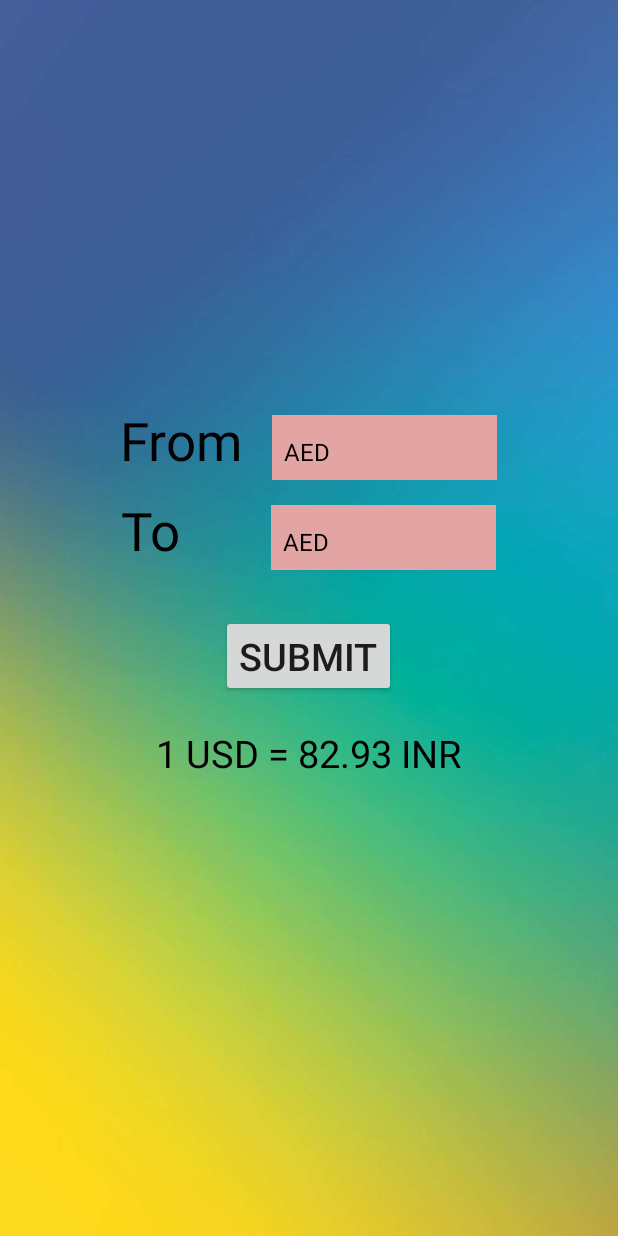
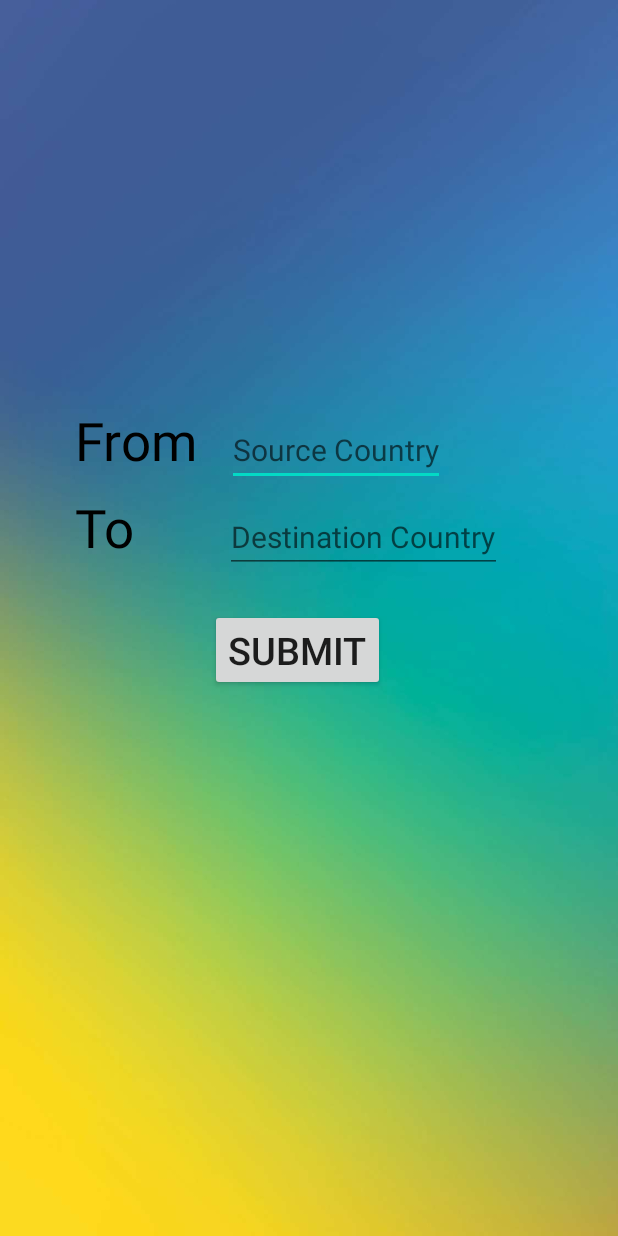
Before and after one commit to Sparsh0511/Currency_Converter, an Android app: the screen it shows after launch (MainActivity), on a phone screen of 412 x 824 dp. Run offline under Robolectric (Android 15) with nearby library versions, the phone set to English and light mode, and no system bars; libraries missing offline, so code that uses them is left out: com.androidnetworking, com.androidnetworking.common, com.androidnetworking.error, com.androidnetworking.interfaces; 1 statement that could not run was skipped.

Commit message:
Second Built. User doesn't need to know the currency code of every country. User can type the name of the country and the application will pick the currency code itself.

```diff
--- a/app/src/main/java/com/example/currencyconverter/MainActivity.java
+++ b/app/src/main/java/com/example/currencyconverter/MainActivity.java
@@ -4,10 +4,13 @@ import androidx.appcompat.app.AppCompatActivity;
 
 import android.annotation.SuppressLint;
 import android.os.Bundle;
+import android.util.Log;
 import android.widget.ArrayAdapter;
+import android.widget.AutoCompleteTextView;
 import android.widget.Button;
 import android.widget.Spinner;
 import android.widget.TextView;
+import android.widget.Toast;
 
 import com.androidnetworking.AndroidNetworking;
 import com.androidnetworking.common.Priority;
@@ -18,13 +21,18 @@ import org.json.JSONException;
 import org.json.JSONObject;
 
 import java.util.ArrayList;
+import java.util.Currency;
+import java.util.Locale;
+import java.util.concurrent.atomic.AtomicReference;
 
 public class MainActivity extends AppCompatActivity {
 
     Spinner fromSpinner, toSpinner;
     TextView resultTextView;
     Button submit;
+    AutoCompleteTextView fromTextView, toTextView;
     ArrayList<String> currencyIds = new ArrayList<>();
+    ArrayList<String> countryName = new ArrayList<>();
 
     @Override
     protected void onCreate(Bundle savedInstanceState) {
@@ -35,19 +43,41 @@ public class MainActivity extends AppCompatActivity {
         toSpinner = findViewById(R.id.toSpinner);
         resultTextView = findViewById(R.id.resultTextView);
         submit = findViewById(R.id.submitBtn);
+        fromTextView = findViewById(R.id.fromTextView);
+        toTextView = findViewById(R.id.toTextView);
 
 
         addToCurrencyIds();
-        ArrayAdapter<String> currencyIdsAdapter = new ArrayAdapter<>(this, android.R.layout.simple_spinner_dropdown_item , currencyIds);
-        fromSpinner.setAdapter(currencyIdsAdapter);
-        toSpinner.setAdapter(currencyIdsAdapter);
+        ArrayAdapter<String> countryNameAdapter = new ArrayAdapter<>(this, android.R.layout.simple_spinner_dropdown_item , countryName);
+
+        fromTextView.setAdapter(countryNameAdapter);
+        fromTextView.setThreshold(3);
+        toTextView.setAdapter(countryNameAdapter);
+        toTextView.setThreshold(3);
 
         AndroidNetworking.initialize(this);
 
+        AtomicReference<String> fromCountry = new AtomicReference<>();
+        AtomicReference<String>  toCountry = new AtomicReference<>();
+
+        fromTextView.setOnItemClickListener((parent, view, position, id) -> {
+             String selectedItem = (String) parent.getItemAtPosition(position);
+             fromCountry.set(selectedItem);
+        });
+
+        toTextView.setOnItemClickListener((parent, view, position, id) -> {
+            String selectedItem = (String) parent.getItemAtPosition(position);
+            toCountry.set(selectedItem);
+        });
+
 
         submit.setOnClickListener(view -> {
-            String from = fromSpinner.getSelectedItem().toString();
-            String to = toSpinner.getSelectedItem().toString();
+
+            int fromIdx = countryName.indexOf(fromCountry.toString());
+            int toIdx = countryName.indexOf(toCountry.toString());
+            String from = currencyIds.get(fromIdx);
+            String to = currencyIds.get(toIdx);
+
             String URL = new String("https://api.exchangerate.host/convert?from=" + from + "&to=" + to);
             AndroidNetworking.get(URL)
                     .setPriority(Priority.HIGH)
@@ -75,176 +105,204 @@ public class MainActivity extends AppCompatActivity {
         });
     }
 
+//    private void addToCurrencyIds() {
+//        currencyIds.add("AED");
+//        currencyIds.add("AFN");
+//        currencyIds.add("ALL");
+//        currencyIds.add("AMD");
+//        currencyIds.add("ANG");
+//        currencyIds.add("AOA");
+//        currencyIds.add("ARS");
+//        currencyIds.add("AUD");
+//        currencyIds.add("AWG");
+//        currencyIds.add("AZN");
+//        currencyIds.add("BAM");
+//        currencyIds.add("BBD");
+//        currencyIds.add("BDT");
+//        currencyIds.add("BGN");
+//        currencyIds.add("BHD");
+//        currencyIds.add("BIF");
+//        currencyIds.add("BMD");
+//        currencyIds.add("BND");
+//        currencyIds.add("BOB");
+//        currencyIds.add("BRL");
+//        currencyIds.add("BSD");
+//        currencyIds.add("BTC");
+//        currencyIds.add("BTN");
+//        currencyIds.add("BWP");
+//        currencyIds.add("BYN");
+//        currencyIds.add("BZD");
+//        currencyIds.add("CAD");
+//        currencyIds.add("CDF");
+//        currencyIds.add("CHF");
+//        currencyIds.add("CLF");
+//        currencyIds.add("CLP");
+//        currencyIds.add("CNH");
+//        currencyIds.add("CNY");
+//        currencyIds.add("COP");
+//        currencyIds.add("CRC");
+//        currencyIds.add("CUC");
+//        currencyIds.add("CUP");
+//        currencyIds.add("CVE");
+//        currencyIds.add("CZK");
+//        currencyIds.add("DJF");
+//        currencyIds.add("DKK");
+//        currencyIds.add("DOP");
+//        currencyIds.add("DZD");
+//        currencyIds.add("EGP");
+//        currencyIds.add("ERN");
+//        currencyIds.add("ETB");
+//        currencyIds.add("EUR");
+//        currencyIds.add("FJD");
+//        currencyIds.add("FKP");
+//        currencyIds.add("GBP");
+//        currencyIds.add("GEL");
+//        currencyIds.add("GGP");
+//        currencyIds.add("GHS");
+//        currencyIds.add("GIP");
+//        currencyIds.add("GMD");
+//        currencyIds.add("GNF");
+//        currencyIds.add("GTQ");
+//        currencyIds.add("GYD");
+//        currencyIds.add("HKD");
+//        currencyIds.add("HNL");
+//        currencyIds.add("HRK");
+//        currencyIds.add("HTG");
+//        currencyIds.add("HUF");
+//        currencyIds.add("IDR");
+//        currencyIds.add("ILS");
+//        currencyIds.add("IMP");
+//        currencyIds.add("INR");
+//        currencyIds.add("IQD");
+//        currencyIds.add("IRR");
+//        currencyIds.add("ISK");
+//        currencyIds.add("JEP");
+//        currencyIds.add("JMD");
+//        currencyIds.add("JOD");
+//        currencyIds.add("JPY");
+//        currencyIds.add("KES");
+//        currencyIds.add("KGS");
+//        currencyIds.add("KHR");
+//        currencyIds.add("KMF");
+//        currencyIds.add("KPW");
+//        currencyIds.add("KRW");
+//        currencyIds.add("KWD");
+//        currencyIds.add("KYD");
+//        currencyIds.add("KZT");
+//        currencyIds.add("LAK");
+//        currencyIds.add("LBP");
+//        currencyIds.add("LKR");
+//        currencyIds.add("LRD");
+//        currencyIds.add("LSL");
+//        currencyIds.add("LYD");
+//        currencyIds.add("MAD");
+//        currencyIds.add("MDL");
+//        currencyIds.add("MGA");
+//        currencyIds.add("MKD");
+//        currencyIds.add("MMK");
+//        currencyIds.add("MNT");
+//        currencyIds.add("MOP");
+//        currencyIds.add("MRU");
+//        currencyIds.add("MUR");
+//        currencyIds.add("MVR");
+//        currencyIds.add("MWK");
+//        currencyIds.add("MXN");
+//        currencyIds.add("MYR");
+//        currencyIds.add("MZN");
+//        currencyIds.add("NAD");
+//        currencyIds.add("NGN");
+//        currencyIds.add("NIO");
+//        currencyIds.add("NOK");
+//        currencyIds.add("NPR");
+//        currencyIds.add("NZD");
+//        currencyIds.add("OMR");
+//        currencyIds.add("PAB");
+//        currencyIds.add("PEN");
+//        currencyIds.add("PGK");
+//        currencyIds.add("PHP");
+//        currencyIds.add("PKR");
+//        currencyIds.add("PLN");
+//        currencyIds.add("PYG");
+//        currencyIds.add("QAR");
+//        currencyIds.add("RON");
+//        currencyIds.add("RSD");
+//        currencyIds.add("RUB");
+//        currencyIds.add("RWF");
+//        currencyIds.add("SAR");
+//        currencyIds.add("SBD");
+//        currencyIds.add("SCR");
+//        currencyIds.add("SDG");
+//        currencyIds.add("SEK");
+//        currencyIds.add("SGD");
+//        currencyIds.add("SHP");
+//        currencyIds.add("SLL");
+//        currencyIds.add("SOS");
+//        currencyIds.add("SRD");
+//        currencyIds.add("SSP");
+//        currencyIds.add("STD");
+//        currencyIds.add("STN");
+//        currencyIds.add("SVC");
+//        currencyIds.add("SYP");
+//        currencyIds.add("SZL");
+//        currencyIds.add("THB");
+//        currencyIds.add("TJS");
+//        currencyIds.add("TMT");
+//        currencyIds.add("TND");
+//        currencyIds.add("TOP");
+//        currencyIds.add("TRY");
+//        currencyIds.add("TTD");
+//        currencyIds.add("TWD");
+//        currencyIds.add("TZS");
+//        currencyIds.add("UAH");
+//        currencyIds.add("UGX");
+//        currencyIds.add("USD");
+//        currencyIds.add("UYU");
+//        currencyIds.add("UZS");
+//        currencyIds.add("VES");
+//        currencyIds.add("VND");
+//        currencyIds.add("VUV");
+//        currencyIds.add("WST");
+//        currencyIds.add("XAF");
+//        currencyIds.add("XAG");
+//        currencyIds.add("XAU");
+//        currencyIds.add("XCD");
+//        currencyIds.add("XDR");
+//        currencyIds.add("XOF");
+//        currencyIds.add("XPD");
+//        currencyIds.add("XPF");
+//        currencyIds.add("XPT");
+//        currencyIds.add("YER");
+//        currencyIds.add("ZAR");
+//        currencyIds.add("ZMW");
+//        currencyIds.add("ZWL");
+//
+//    }
+
     private void addToCurrencyIds() {
-        currencyIds.add("AED");
-        currencyIds.add("AFN");
-        currencyIds.add("ALL");
-        currencyIds.add("AMD");
-        currencyIds.add("ANG");
-        currencyIds.add("AOA");
-        currencyIds.add("ARS");
-        currencyIds.add("AUD");
-        currencyIds.add("AWG");
-        currencyIds.add("AZN");
-        currencyIds.add("BAM");
-        currencyIds.add("BBD");
-        currencyIds.add("BDT");
-        currencyIds.add("BGN");
-        currencyIds.add("BHD");
-        currencyIds.add("BIF");
-        currencyIds.add("BMD");
-        currencyIds.add("BND");
-        currencyIds.add("BOB");
-        currencyIds.add("BRL");
-        currencyIds.add("BSD");
-        currencyIds.add("BTC");
-        currencyIds.add("BTN");
-        currencyIds.add("BWP");
-        currencyIds.add("BYN");
-        currencyIds.add("BZD");
-        currencyIds.add("CAD");
-        currencyIds.add("CDF");
-        currencyIds.add("CHF");
-        currencyIds.add("CLF");
-        currencyIds.add("CLP");
-        currencyIds.add("CNH");
-        currencyIds.add("CNY");
-        currencyIds.add("COP");
-        currencyIds.add("CRC");
-        currencyIds.add("CUC");
-        currencyIds.add("CUP");
-        currencyIds.add("CVE");
-        currencyIds.add("CZK");
-        currencyIds.add("DJF");
-        currencyIds.add("DKK");
-        currencyIds.add("DOP");
-        currencyIds.add("DZD");
-        currencyIds.add("EGP");
-        currencyIds.add("ERN");
-        currencyIds.add("ETB");
-        currencyIds.add("EUR");
-        currencyIds.add("FJD");
-        currencyIds.add("FKP");
-        currencyIds.add("GBP");
-        currencyIds.add("GEL");
-        currencyIds.add("GGP");
-        currencyIds.add("GHS");
-        currencyIds.add("GIP");
-        currencyIds.add("GMD");
-        currencyIds.add("GNF");
-        currencyIds.add("GTQ");
-        currencyIds.add("GYD");
-        currencyIds.add("HKD");
-        currencyIds.add("HNL");
-        currencyIds.add("HRK");
-        currencyIds.add("HTG");
-        currencyIds.add("HUF");
-        currencyIds.add("IDR");
-        currencyIds.add("ILS");
-        currencyIds.add("IMP");
-        currencyIds.add("INR");
-        currencyIds.add("IQD");
-        currencyIds.add("IRR");
-        currencyIds.add("ISK");
-        currencyIds.add("JEP");
-        currencyIds.add("JMD");
-        currencyIds.add("JOD");
-        currencyIds.add("JPY");
-        currencyIds.add("KES");
-        currencyIds.add("KGS");
-        currencyIds.add("KHR");
-        currencyIds.add("KMF");
-        currencyIds.add("KPW");
-        currencyIds.add("KRW");
-        currencyIds.add("KWD");
-        currencyIds.add("KYD");
-        currencyIds.add("KZT");
-        currencyIds.add("LAK");
-        currencyIds.add("LBP");
-        currencyIds.add("LKR");
-        currencyIds.add("LRD");
-        currencyIds.add("LSL");
-        currencyIds.add("LYD");
-        currencyIds.add("MAD");
-        currencyIds.add("MDL");
-        currencyIds.add("MGA");
-        currencyIds.add("MKD");
-        currencyIds.add("MMK");
-        currencyIds.add("MNT");
-        currencyIds.add("MOP");
-        currencyIds.add("MRU");
-        currencyIds.add("MUR");
-        currencyIds.add("MVR");
-        currencyIds.add("MWK");
-        currencyIds.add("MXN");
-        currencyIds.add("MYR");
-        currencyIds.add("MZN");
-        currencyIds.add("NAD");
-        currencyIds.add("NGN");
-        currencyIds.add("NIO");
-        currencyIds.add("NOK");
-        currencyIds.add("NPR");
-        currencyIds.add("NZD");
-        currencyIds.add("OMR");
-        currencyIds.add("PAB");
-        currencyIds.add("PEN");
-        currencyIds.add("PGK");
-        currencyIds.add("PHP");
-        currencyIds.add("PKR");
-        currencyIds.add("PLN");
-        currencyIds.add("PYG");
-        currencyIds.add("QAR");
-        currencyIds.add("RON");
-        currencyIds.add("RSD");
-        currencyIds.add("RUB");
-        currencyIds.add("RWF");
-        currencyIds.add("SAR");
-        currencyIds.add("SBD");
-        currencyIds.add("SCR");
-        currencyIds.add("SDG");
-        currencyIds.add("SEK");
-        currencyIds.add("SGD");
-        currencyIds.add("SHP");
-        currencyIds.add("SLL");
-        currencyIds.add("SOS");
-        currencyIds.add("SRD");
-        currencyIds.add("SSP");
-        currencyIds.add("STD");
-        currencyIds.add("STN");
-        currencyIds.add("SVC");
-        currencyIds.add("SYP");
-        currencyIds.add("SZL");
-        currencyIds.add("THB");
-        currencyIds.add("TJS");
-        currencyIds.add("TMT");
-        currencyIds.add("TND");
-        currencyIds.add("TOP");
-        currencyIds.add("TRY");
-        currencyIds.add("TTD");
-        currencyIds.add("TWD");
-        currencyIds.add("TZS");
-        currencyIds.add("UAH");
-        currencyIds.add("UGX");
-        currencyIds.add("USD");
-        currencyIds.add("UYU");
-        currencyIds.add("UZS");
-        currencyIds.add("VES");
-        currencyIds.add("VND");
-        currencyIds.add("VUV");
-        currencyIds.add("WST");
-        currencyIds.add("XAF");
-        currencyIds.add("XAG");
-        currencyIds.add("XAU");
-        currencyIds.add("XCD");
-        currencyIds.add("XDR");
-        currencyIds.add("XOF");
-        currencyIds.add("XPD");
-        currencyIds.add("XPF");
-        currencyIds.add("XPT");
-        currencyIds.add("YER");
-        currencyIds.add("ZAR");
-        currencyIds.add("ZMW");
-        currencyIds.add("ZWL");
+        Locale[] locales = Locale.getAvailableLocales();
+
+        // Iterate over each locale and print the country name and currency code
+        for (Locale locale : locales) {
+            String country = locale.getDisplayCountry();
+            if (!country.isEmpty()) {
+                try {
+                    Currency currency = Currency.getInstance(locale);
+                    String currencyCode = currency.getCurrencyCode();
+                    if(!currencyIds.contains(currencyCode) && !countryName.contains(country)) {
+                        currencyIds.add(currencyCode);
+                        countryName.add(country);
+                        Log.d("CTY", country + "  ->  " + currencyCode);
+                    }
+                } catch (IllegalArgumentException e) {
+                    // Ignore invalid locales
+                }
+            }
+        }
+
+//        for(int i = 0; i < countryName.size(); i++) {
+//            Log.d("CTY", countryName.get(i) + " ->  " + currencyIds.get(i));
+//            Log.d("CUR", currencyIds.get(i));
+
 
     }
 }
--- a/app/src/main/res/layout/activity_main.xml
+++ b/app/src/main/res/layout/activity_main.xml
@@ -6,7 +6,6 @@
     android:layout_height="match_parent"
     tools:context=".MainActivity"
     android:orientation="vertical"
-    android:gravity="center_horizontal"
     android:paddingTop="270dp"
     android:background="@drawable/background"
     >
@@ -16,6 +15,7 @@
             android:layout_height="wrap_content"
             android:orientation="horizontal"
             android:layout_marginBottom="10dp"
+            android:layout_marginStart="50dp"
             >
 
             <TextView
@@ -33,8 +33,15 @@
                 android:id="@+id/fromSpinner"
                 android:background="#E3A4A4"
                 android:contentDescription="@string/fromSpinnerContentDesc"
+                android:visibility="gone"
                 />
 
+            <AutoCompleteTextView
+                android:layout_width="wrap_content"
+                android:layout_height="wrap_content"
+                android:id="@+id/fromTextView"
+                android:textSize="20sp"
+                android:hint="@string/fromSpinnerContentDesc"/>
         </LinearLayout>
 
         <LinearLayout
@@ -42,6 +49,7 @@
             android:layout_height="wrap_content"
             android:orientation="horizontal"
             android:layout_marginBottom="10dp"
+            android:layout_marginStart="50dp"
             >
 
             <TextView
@@ -52,6 +60,14 @@
                 android:text="@string/to"
                 />
 
+            <AutoCompleteTextView
+                android:layout_width="wrap_content"
+                android:layout_height="wrap_content"
+                android:id="@+id/toTextView"
+                android:layout_marginStart="60dp"
+                android:textSize="20sp"
+                android:hint="@string/toSpinnerContentDesc"/>
+
             <Spinner
                 android:layout_width="150dp"
                 android:layout_height="50dp"
@@ -59,6 +75,7 @@
                 android:background="#E3A4A4"
                 android:layout_marginStart="60dp"
                 android:contentDescription="@string/toSpinnerContentDesc"
+                android:visibility="gone"
                 />
 
         </LinearLayout>
@@ -69,7 +86,9 @@
             android:id="@+id/submitBtn"
             android:text="@string/submit"
             android:textSize="25sp"
-            android:layout_marginTop="20dp"/>
+            android:layout_marginTop="20dp"
+            android:layout_marginStart="140dp"
+            />
 
         <TextView
             android:layout_width="wrap_content"
@@ -79,6 +98,7 @@
             android:layout_marginTop="20dp"
             android:id="@+id/resultTextView"
             android:text="@string/resultSampleText"
+            android:layout_marginStart="90dp"
             />
 
 
--- a/app/src/main/res/values/strings.xml
+++ b/app/src/main/res/values/strings.xml
@@ -3,7 +3,9 @@
     <string name="from">From</string>
     <string name="to">To</string>
     <string name="submit">Submit</string>
-    <string name="resultSampleText">1 USD = 82.93 INR</string>
-    <string name="fromSpinnerContentDesc">Select the currency from which you want to convert.</string>
-    <string name="toSpinnerContentDesc">Select the currency to which you want to convert.</string>
+    <string name="resultSampleText"> </string>
+    <string name="fromSpinnerContentDesc">Source Country</string>
+    <string name="toSpinnerContentDesc">Destination Country</string>
+    <string name="fromAutoCompleteTextView">Source Country</string>
+    <string name="toAutoCompleteTextView">Destination Country</string>
 </resources>
```
